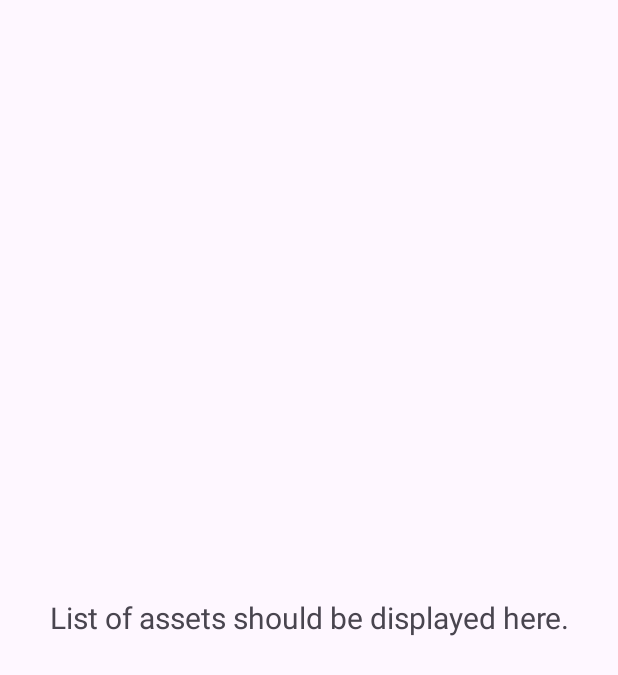
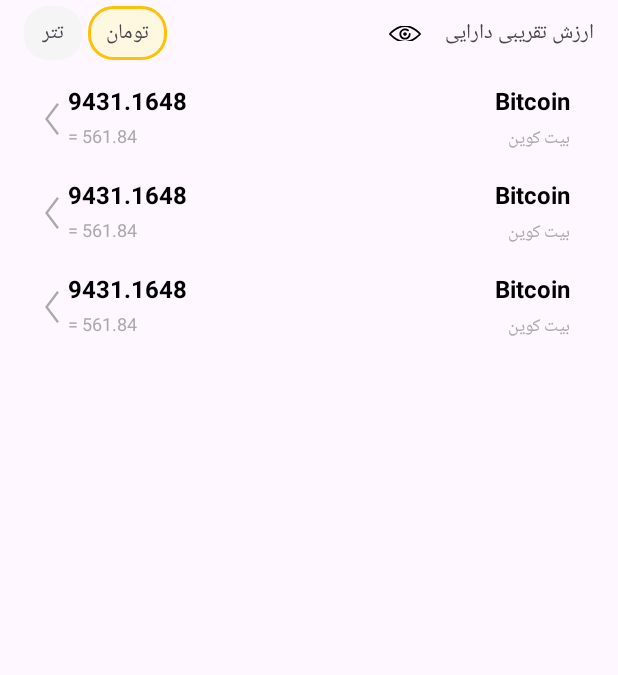
Before and after one commit to sajjadshahbazi/Interview-Project-tabdeal, an Android app: the layout fragment_assets.xml on its own in the app's theme, with its tools: preview values and no code run, on a phone screen of 412 x 824 dp. Shown: the top 675 px of the screen. Run offline under Robolectric (Android 15) with nearby library versions, the phone set to English and light mode, and no system bars.

Commit message:
add xml view

```diff
--- /dev/null
+++ b/app/src/main/res/drawable/active_button_background.xml
@@ -0,0 +1,7 @@
+<shape xmlns:android="http://schemas.android.com/apk/res/android">
+    <solid android:color="#FFF8E1" />
+    <corners android:radius="16dp" />
+    <stroke
+        android:width="2dp"
+        android:color="#FFC107" />
+</shape>
--- /dev/null
+++ b/app/src/main/res/drawable/deactive_button_background.xml
@@ -0,0 +1,4 @@
+<shape xmlns:android="http://schemas.android.com/apk/res/android">
+    <solid android:color="#F5F5F5" />
+    <corners android:radius="16dp" />
+</shape>
--- /dev/null
+++ b/app/src/main/res/drawable/ic_arrow_left.xml
@@ -0,0 +1,5 @@
+<vector xmlns:android="http://schemas.android.com/apk/res/android" android:height="21dp" android:viewportHeight="404.26" android:viewportWidth="404.26" android:width="21dp">
+
+    <path android:fillColor="#000000" android:pathData="M289.93,18l-24,-18l-151.6,202.13l151.6,202.13l24,-18l-138.1,-184.13z"/>
+
+</vector>
--- /dev/null
+++ b/app/src/main/res/drawable/ic_eye.xml
@@ -0,0 +1,9 @@
+<vector xmlns:android="http://schemas.android.com/apk/res/android" android:height="21dp" android:viewportHeight="442.04" android:viewportWidth="442.04" android:width="21dp">
+
+    <path android:fillColor="#000000" android:pathData="M221.02,341.3c-49.71,0 -103.21,-19.44 -154.71,-56.22C27.81,257.59 4.04,230.35 3.05,229.2c-4.07,-4.7 -4.07,-11.67 0,-16.37c0.99,-1.15 24.76,-28.39 63.26,-55.88c51.51,-36.78 105,-56.22 154.71,-56.22c49.71,0 103.21,19.44 154.71,56.22c38.5,27.49 62.27,54.73 63.26,55.88c4.07,4.7 4.07,11.67 0,16.37c-0.99,1.15 -24.76,28.39 -63.26,55.88C324.23,321.86 270.73,341.3 221.02,341.3zM29.64,221.02c9.61,9.8 27.75,27.03 51.69,44.07c32.83,23.36 83.71,51.21 139.69,51.21s106.86,-27.85 139.69,-51.21c23.94,-17.04 42.08,-34.27 51.69,-44.07c-9.61,-9.8 -27.75,-27.03 -51.69,-44.07c-32.83,-23.36 -83.71,-51.21 -139.69,-51.21s-106.86,27.85 -139.69,51.21C57.39,193.99 39.25,211.22 29.64,221.02z"/>
+
+    <path android:fillColor="#000000" android:pathData="M221.02,298.52c-42.73,0 -77.5,-34.77 -77.5,-77.5c0,-42.73 34.77,-77.5 77.5,-77.5c18.79,0 36.92,6.81 51.05,19.19c5.19,4.55 5.72,12.45 1.17,17.64c-4.55,5.19 -12.45,5.71 -17.64,1.17c-9.56,-8.38 -21.84,-12.99 -34.58,-12.99c-28.95,0 -52.5,23.55 -52.5,52.5s23.55,52.5 52.5,52.5c28.95,0 52.5,-23.55 52.5,-52.5c0,-6.9 5.6,-12.5 12.5,-12.5s12.5,5.6 12.5,12.5C298.52,263.75 263.75,298.52 221.02,298.52z"/>
+
+    <path android:fillColor="#000000" android:pathData="M221.02,246.02c-13.78,0 -25,-11.22 -25,-25s11.22,-25 25,-25c13.79,0 25,11.22 25,25S234.81,246.02 221.02,246.02z"/>
+
+</vector>
--- a/app/src/main/res/layout/fragment_assets.xml
+++ b/app/src/main/res/layout/fragment_assets.xml
@@ -1,13 +1,112 @@
 <?xml version="1.0" encoding="utf-8"?>
-<androidx.constraintlayout.widget.ConstraintLayout xmlns:android="http://schemas.android.com/apk/res/android"
+<androidx.swiperefreshlayout.widget.SwipeRefreshLayout xmlns:android="http://schemas.android.com/apk/res/android"
+    xmlns:app="http://schemas.android.com/apk/res-auto"
+    xmlns:tools="http://schemas.android.com/tools"
+    android:id="@+id/swipeRefreshLayout"
     android:layout_width="match_parent"
     android:layout_height="match_parent">
 
-    <TextView
+    <androidx.constraintlayout.widget.ConstraintLayout
         android:layout_width="match_parent"
-        android:layout_height="match_parent"
-        android:text="List of assets should be displayed here."
-        android:gravity="center"
-        android:textSize="20sp" />
+        android:layout_height="match_parent">
 
-</androidx.constraintlayout.widget.ConstraintLayout>
+        <androidx.constraintlayout.widget.Guideline
+            android:id="@+id/guidelineStart"
+            android:layout_width="wrap_content"
+            android:layout_height="wrap_content"
+            android:orientation="vertical"
+            app:layout_constraintGuide_begin="16dp" />
+
+        <androidx.constraintlayout.widget.Guideline
+            android:id="@+id/guidelineEnd"
+            android:layout_width="wrap_content"
+            android:layout_height="wrap_content"
+            android:orientation="vertical"
+            app:layout_constraintGuide_end="16dp" />
+
+        <Space
+            android:id="@+id/headerHeightSize"
+            android:layout_width="0dp"
+            android:layout_height="44dp"
+            app:layout_constraintEnd_toStartOf="@+id/guidelineEnd"
+            app:layout_constraintTop_toTopOf="parent" />
+
+        <TextView
+            android:id="@+id/valueAmount"
+            android:layout_width="wrap_content"
+            android:layout_height="wrap_content"
+            android:text="@string/amount_assets"
+            app:layout_constraintBottom_toBottomOf="@+id/headerHeightSize"
+            app:layout_constraintEnd_toStartOf="@+id/guidelineEnd"
+            app:layout_constraintTop_toTopOf="@+id/headerHeightSize" />
+
+        <ImageButton
+            android:id="@+id/ivShowWholeOfAssets"
+            android:layout_width="wrap_content"
+            android:layout_height="10dp"
+            android:layout_marginEnd="4dp"
+            android:src="@drawable/ic_eye"
+            app:layout_constraintBottom_toBottomOf="@+id/headerHeightSize"
+            app:layout_constraintEnd_toStartOf="@+id/valueAmount"
+            app:layout_constraintTop_toTopOf="@+id/headerHeightSize" />
+
+        <TextView
+            android:id="@+id/btnTommanCurrency"
+            android:layout_width="0dp"
+            android:layout_height="wrap_content"
+            android:layout_marginStart="4dp"
+            android:background="@drawable/active_button_background"
+            android:paddingHorizontal="12dp"
+            android:paddingVertical="6dp"
+            android:text="تومان"
+            app:layout_constraintBottom_toBottomOf="@+id/headerHeightSize"
+            app:layout_constraintStart_toEndOf="@id/btnTethterCurrency"
+            app:layout_constraintTop_toTopOf="@+id/headerHeightSize" />
+
+        <TextView
+            android:id="@+id/btnTethterCurrency"
+            android:layout_width="0dp"
+            android:layout_height="wrap_content"
+            android:background="@drawable/deactive_button_background"
+            android:paddingHorizontal="12dp"
+            android:paddingVertical="6dp"
+            android:text="تتر"
+            app:layout_constraintBottom_toBottomOf="@+id/headerHeightSize"
+            app:layout_constraintStart_toEndOf="@id/guidelineStart"
+            app:layout_constraintTop_toTopOf="@+id/headerHeightSize" />
+
+        <androidx.recyclerview.widget.RecyclerView
+            android:id="@+id/assetsRecyclerView"
+            android:layout_width="0dp"
+            android:layout_height="0dp"
+            android:layout_marginTop="8dp"
+            app:layout_constraintBottom_toBottomOf="parent"
+            app:layout_constraintEnd_toEndOf="@id/guidelineEnd"
+            app:layout_constraintStart_toStartOf="@id/guidelineStart"
+            app:layout_constraintTop_toBottomOf="@id/btnTethterCurrency"
+            tools:listitem="@layout/item_asset" /> <!-- Placeholder for item layout -->
+
+        <ProgressBar
+            android:id="@+id/loadingProgressBar"
+            android:layout_width="wrap_content"
+            android:layout_height="wrap_content"
+            android:visibility="gone"
+            app:layout_constraintBottom_toBottomOf="parent"
+            app:layout_constraintEnd_toEndOf="parent"
+            app:layout_constraintStart_toStartOf="parent"
+            app:layout_constraintTop_toTopOf="parent" />
+
+        <TextView
+            android:id="@+id/errorMessageTextView"
+            android:layout_width="wrap_content"
+            android:layout_height="wrap_content"
+            android:visibility="gone"
+            app:layout_constraintBottom_toBottomOf="parent"
+            app:layout_constraintEnd_toEndOf="parent"
+            app:layout_constraintStart_toStartOf="parent"
+            app:layout_constraintTop_toTopOf="parent"
+            tools:text="Error loading assets" />
+
+    </androidx.constraintlayout.widget.ConstraintLayout>
+
+</androidx.swiperefreshlayout.widget.SwipeRefreshLayout>
--- /dev/null
+++ b/app/src/main/res/layout/item_asset.xml
@@ -0,0 +1,67 @@
+<?xml version="1.0" encoding="utf-8"?>
+<androidx.constraintlayout.widget.ConstraintLayout xmlns:android="http://schemas.android.com/apk/res/android"
+    xmlns:app="http://schemas.android.com/apk/res-auto"
+    xmlns:tools="http://schemas.android.com/tools"
+    android:layout_width="match_parent"
+    android:layout_height="wrap_content"
+    android:padding="8dp">
+
+    <TextView
+        android:id="@+id/tvAssetName"
+        android:layout_width="wrap_content"
+        android:layout_height="wrap_content"
+        android:layout_marginEnd="8dp"
+        android:textColor="@color/black"
+        android:textSize="16sp"
+        android:textStyle="bold"
+        app:layout_constraintEnd_toEndOf="parent"
+        app:layout_constraintTop_toTopOf="parent"
+        tools:text="Bitcoin" />
+
+    <TextView
+        android:id="@+id/tvAssetNameFa"
+        android:layout_width="wrap_content"
+        android:layout_height="wrap_content"
+        android:layout_marginTop="4dp"
+        android:textColor="@android:color/darker_gray"
+        android:textSize="12sp"
+        app:layout_constraintEnd_toEndOf="@+id/tvAssetName"
+        app:layout_constraintTop_toBottomOf="@+id/tvAssetName"
+        tools:text="بیت کوین" />
+
+    <TextView
+        android:id="@+id/tvUsdtValue"
+        android:layout_width="wrap_content"
+        android:layout_height="wrap_content"
+        android:layout_marginTop="4dp"
+        android:textColor="@android:color/darker_gray"
+        android:textSize="12sp"
+        app:layout_constraintBaseline_toBaselineOf="@+id/tvAssetNameFa"
+        app:layout_constraintStart_toStartOf="@+id/tvAssetAmount"
+        tools:text="= 561.84" />
+
+    <TextView
+        android:id="@+id/tvAssetAmount"
+        android:layout_width="wrap_content"
+        android:layout_height="wrap_content"
+        android:layout_marginTop="4dp"
+        android:layout_marginEnd="4dp"
+        android:textColor="@color/black"
+        android:textSize="16sp"
+        android:textStyle="bold"
+        app:layout_constraintBaseline_toBaselineOf="@+id/tvAssetName"
+        app:layout_constraintStart_toEndOf="@+id/ibShowMore"
+        app:layout_constraintTop_toBottomOf="@+id/tvAssetName"
+        tools:text="9431.1648" />
+
+    <ImageButton
+        android:id="@+id/ibShowMore"
+        android:layout_width="wrap_content"
+        android:layout_height="wrap_content"
+        android:background="@android:color/transparent"
+        android:src="@drawable/ic_arrow_left"
+        app:tint="@android:color/darker_gray"
+        app:layout_constraintBottom_toBottomOf="@+id/tvAssetNameFa"
+        app:layout_constraintStart_toStartOf="parent"
+        app:layout_constraintTop_toTopOf="@+id/tvAssetName" />
+</androidx.constraintlayout.widget.ConstraintLayout>
--- a/app/src/main/res/values/strings.xml
+++ b/app/src/main/res/values/strings.xml
@@ -1,3 +1,4 @@
 <resources>
     <string name="app_name">Tabdeal Interview Project</string>
+    <string name="amount_assets">ارزش تقریبی دارایی</string>
 </resources>
```
